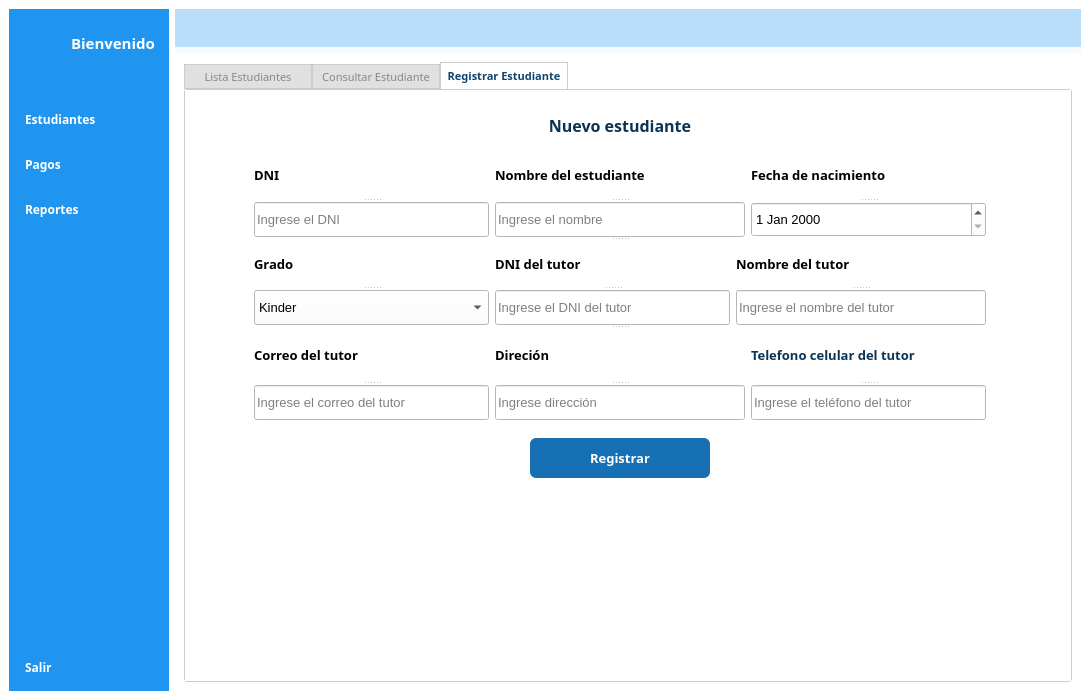
Before: the Qt Designer form gui/interface.ui in DeiviHerreraDiaz09/Student-Management-Project, drawn with Qt 5.
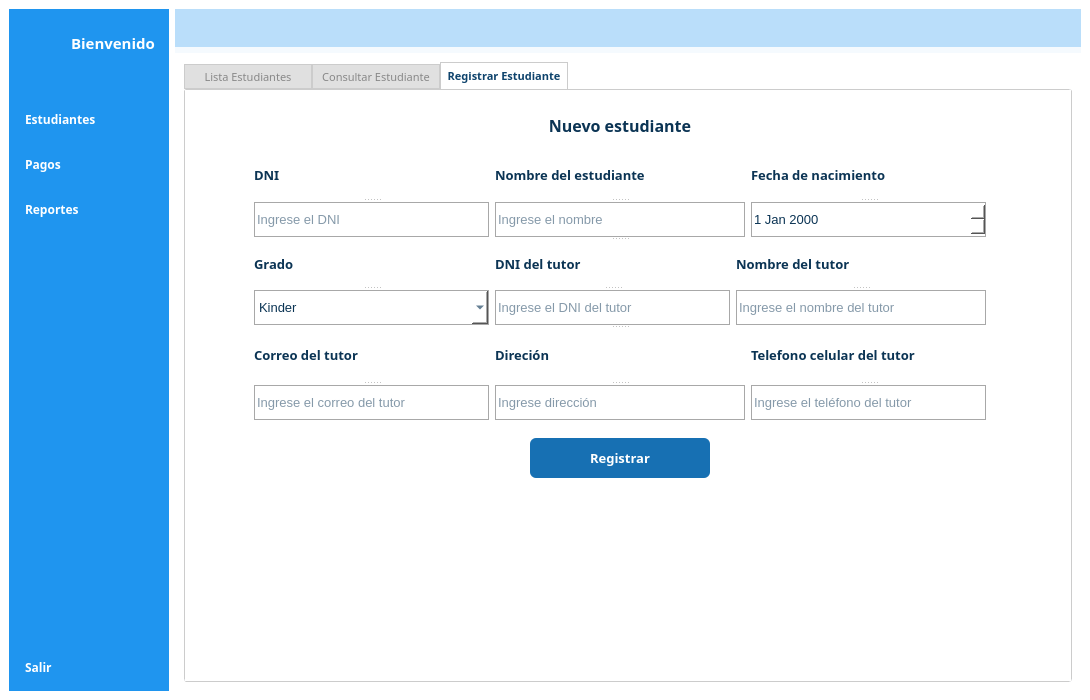
After: the same form once the commit is applied. The open tabs and pages were chosen to show the change. Icons and pictures are not drawn.

Commit message: REFACTOR: Fix the student form

Diff of the .ui file:
```diff
--- a/gui/interface.ui
+++ b/gui/interface.ui
@@ -1275,6 +1275,9 @@
                              <bold>true</bold>
                             </font>
                            </property>
+                           <property name="styleSheet">
+                            <string notr="true">color: rgb(11, 52, 84);</string>
+                           </property>
                            <property name="text">
                             <string>DNI</string>
                            </property>
@@ -1297,6 +1300,11 @@
                              <pointsize>10</pointsize>
                             </font>
                            </property>
+                           <property name="styleSheet">
+                            <string notr="true">background-color: rgb(255, 255, 255);
+color: rgb(11, 52, 84);
+border:1px solid  #a8a8a8;</string>
+                           </property>
                            <property name="placeholderText">
                             <string>Ingrese el DNI</string>
                            </property>
@@ -1317,6 +1325,9 @@
                              <bold>true</bold>
                             </font>
                            </property>
+                           <property name="styleSheet">
+                            <string notr="true">color: rgb(11, 52, 84);</string>
+                           </property>
                            <property name="text">
                             <string>Nombre del estudiante</string>
                            </property>
@@ -1340,7 +1351,9 @@
                             </font>
                            </property>
                            <property name="styleSheet">
-                            <string notr="true">background-color: rgb(255, 255, 255);</string>
+                            <string notr="true">background-color: rgb(255, 255, 255);
+color: rgb(11, 52, 84);
+border:1px solid  #a8a8a8;</string>
                            </property>
                            <property name="text">
                             <string/>
@@ -1368,6 +1381,9 @@
                              <bold>true</bold>
                             </font>
                            </property>
+                           <property name="styleSheet">
+                            <string notr="true">color: rgb(11, 52, 84);</string>
+                           </property>
                            <property name="text">
                             <string>Fecha de nacimiento</string>
                            </property>
@@ -1390,6 +1406,11 @@
                              <pointsize>10</pointsize>
                             </font>
                            </property>
+                           <property name="styleSheet">
+                            <string notr="true">background-color: rgb(255, 255, 255);
+color: rgb(11, 52, 84);
+border:1px solid  #a8a8a8;</string>
+                           </property>
                           </widget>
                          </widget>
                         </item>
@@ -1411,6 +1432,9 @@
                              <bold>true</bold>
                             </font>
                            </property>
+                           <property name="styleSheet">
+                            <string notr="true">color: rgb(11, 52, 84);</string>
+                           </property>
                            <property name="text">
                             <string>Grado</string>
                            </property>
@@ -1433,6 +1457,11 @@
                              <pointsize>10</pointsize>
                             </font>
                            </property>
+                           <property name="styleSheet">
+                            <string notr="true">background-color: rgb(255, 255, 255);
+color: rgb(11, 52, 84);
+border:1px solid  #a8a8a8;</string>
+                           </property>
                            <item>
                             <property name="text">
                              <string>Kinder</string>
@@ -1510,6 +1539,9 @@
                              <bold>true</bold>
                             </font>
                            </property>
+                           <property name="styleSheet">
+                            <string notr="true">color: rgb(11, 52, 84);</string>
+                           </property>
                            <property name="text">
                             <string>DNI del tutor</string>
                            </property>
@@ -1533,7 +1565,9 @@
                             </font>
                            </property>
                            <property name="styleSheet">
-                            <string notr="true">background-color: rgb(255, 255, 255);</string>
+                            <string notr="true">background-color: rgb(255, 255, 255);
+color: rgb(11, 52, 84);
+border:1px solid  #a8a8a8;</string>
                            </property>
                            <property name="readOnly">
                             <bool>false</bool>
@@ -1558,6 +1592,9 @@
                              <bold>true</bold>
                             </font>
                            </property>
+                           <property name="styleSheet">
+                            <string notr="true">color: rgb(11, 52, 84);</string>
+                           </property>
                            <property name="text">
                             <string>Nombre del tutor</string>
                            </property>
@@ -1581,7 +1618,9 @@
                             </font>
                            </property>
                            <property name="styleSheet">
-                            <string notr="true">background-color: rgb(255, 255, 255);</string>
+                            <string notr="true">background-color: rgb(255, 255, 255);
+color: rgb(11, 52, 84);
+border:1px solid  #a8a8a8;</string>
                            </property>
                            <property name="readOnly">
                             <bool>false</bool>
@@ -1613,6 +1652,9 @@
                              <bold>true</bold>
                             </font>
                            </property>
+                           <property name="styleSheet">
+                            <string notr="true">color: rgb(11, 52, 84);</string>
+                           </property>
                            <property name="text">
                             <string>Correo del tutor</string>
                            </property>
@@ -1636,7 +1678,9 @@
                             </font>
                            </property>
                            <property name="styleSheet">
-                            <string notr="true">background-color: rgb(255, 255, 255);</string>
+                            <string notr="true">background-color: rgb(255, 255, 255);
+color: rgb(11, 52, 84);
+border:1px solid  #a8a8a8;</string>
                            </property>
                            <property name="readOnly">
                             <bool>false</bool>
@@ -1661,6 +1705,9 @@
                              <bold>true</bold>
                             </font>
                            </property>
+                           <property name="styleSheet">
+                            <string notr="true">color: rgb(11, 52, 84);</string>
+                           </property>
                            <property name="text">
                             <string>Direción</string>
                            </property>
@@ -1684,7 +1731,9 @@
                             </font>
                            </property>
                            <property name="styleSheet">
-                            <string notr="true">background-color: rgb(255, 255, 255);</string>
+                            <string notr="true">background-color: rgb(255, 255, 255);
+color: rgb(11, 52, 84);
+border:1px solid  #a8a8a8;</string>
                            </property>
                            <property name="readOnly">
                             <bool>false</bool>
@@ -1735,7 +1784,9 @@
                             </font>
                            </property>
                            <property name="styleSheet">
-                            <string notr="true">background-color: rgb(255, 255, 255);</string>
+                            <string notr="true">background-color: rgb(255, 255, 255);
+color: rgb(11, 52, 84);
+border:1px solid  #a8a8a8;</string>
                            </property>
                            <property name="readOnly">
                             <bool>false</bool>
```
Left out of the diff: 51 changed lines with no effect on the pictures. The commit also changes 1 other file.
